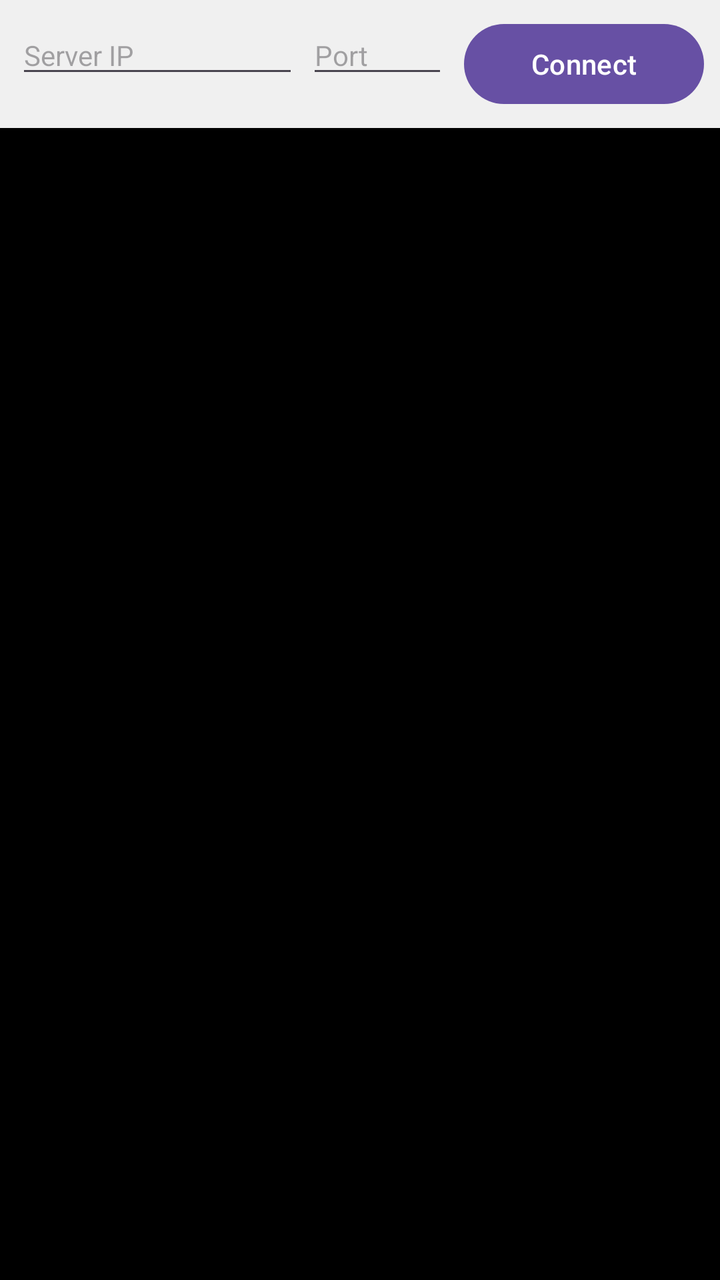
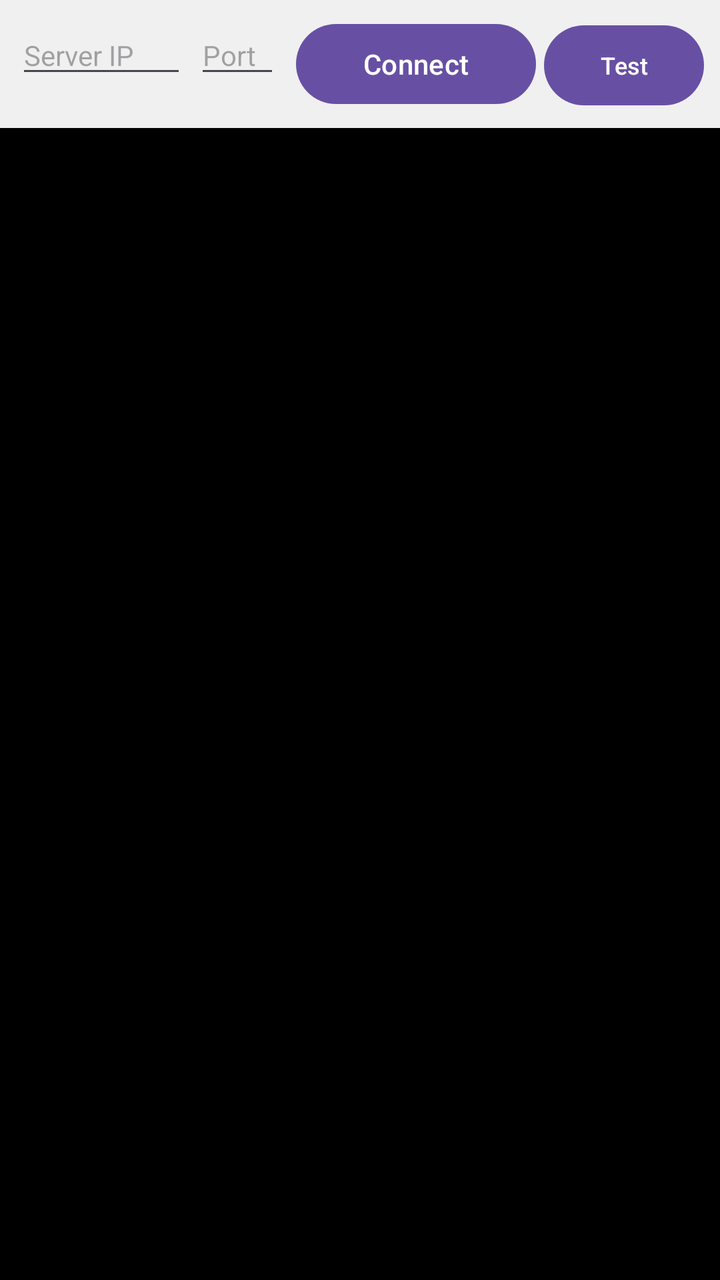

Two renders of the same Android screen: before a commit and after it. Below are the layout's source before the change and the commit's diff.
<!-- AndroidManifest.xml: activity theme Theme.MRDesktop -->
<!-- res/layout/activity_main.xml -->
<?xml version="1.0" encoding="utf-8"?>
<LinearLayout xmlns:android="http://schemas.android.com/apk/res/android"
    android:layout_width="match_parent"
    android:layout_height="match_parent"
    android:orientation="vertical">

    
    <LinearLayout
        android:id="@+id/connectionPanel"
        android:layout_width="match_parent"
        android:layout_height="wrap_content"
        android:orientation="horizontal"
        android:padding="8dp"
        android:background="#F0F0F0">

        <LinearLayout
            android:id="@+id/serverConfigPanel"
            android:layout_width="0dp"
            android:layout_height="wrap_content"
            android:layout_weight="1"
            android:orientation="horizontal">

            <EditText
                android:id="@+id/editServerIP"
                android:layout_width="0dp"
                android:layout_height="wrap_content"
                android:layout_weight="2"
                android:hint="Server IP"
                android:inputType="textNoSuggestions"
                android:textSize="14sp"
                android:layout_marginEnd="4dp" />

            <EditText
                android:id="@+id/editServerPort"
                android:layout_width="0dp"
                android:layout_height="wrap_content"
                android:layout_weight="1"
                android:hint="Port"
                android:inputType="number"
                android:textSize="14sp"
                android:layout_marginEnd="8dp" />

        </LinearLayout>

        <Button
            android:id="@+id/btnConnection"
            android:layout_width="120dp"
            android:layout_height="wrap_content"
            android:text="Connect"
            android:textSize="14sp" />

    </LinearLayout>

    
    <ImageView
        android:id="@+id/imageFrame"
        android:layout_width="match_parent"
        android:layout_height="0dp"
        android:layout_weight="1"
        android:scaleType="fitCenter"
        android:background="#000000"
        android:contentDescription="Remote desktop stream" />

</LinearLayout>
<!-- resources referenced by this layout -->
<resources>
  <style name="Theme.MRDesktop" parent="Base.Theme.MRDesktop" />
  <style name="Base.Theme.MRDesktop" parent="Theme.Material3.DayNight">
          
          
      </style>
</resources>

<!-- the commit's change to res/layout/activity_main.xml (unified diff, before → after) -->
@@ -49,6 +49,14 @@
             android:text="Connect"
             android:textSize="14sp" />
 
+        <Button
+            android:id="@+id/btnTest"
+            android:layout_width="80dp"
+            android:layout_height="wrap_content"
+            android:text="Test"
+            android:textSize="12sp"
+            android:layout_marginStart="4dp" />
+
     </LinearLayout>
 
     
